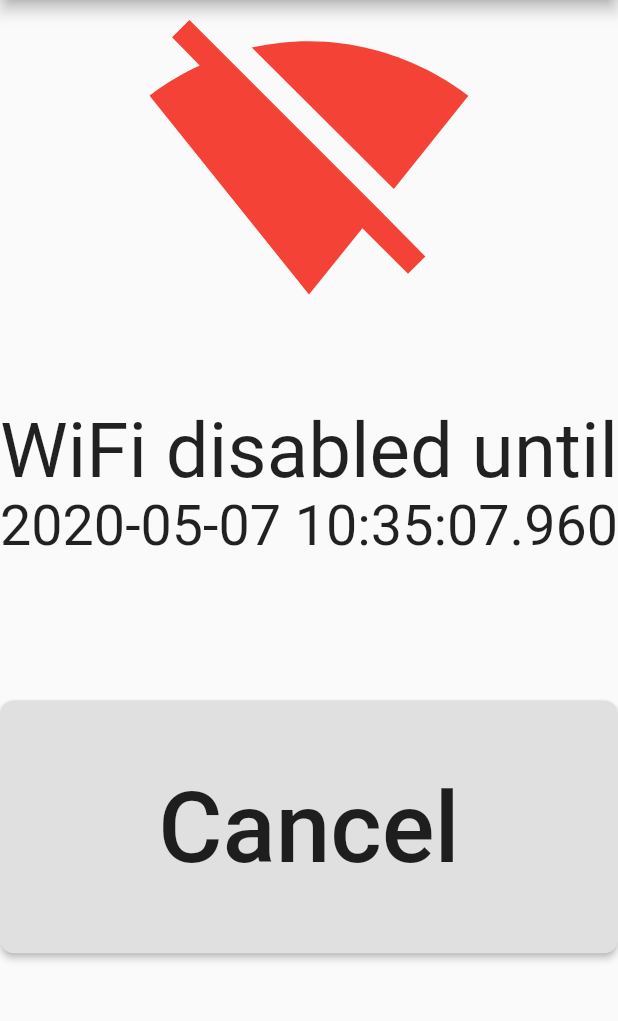
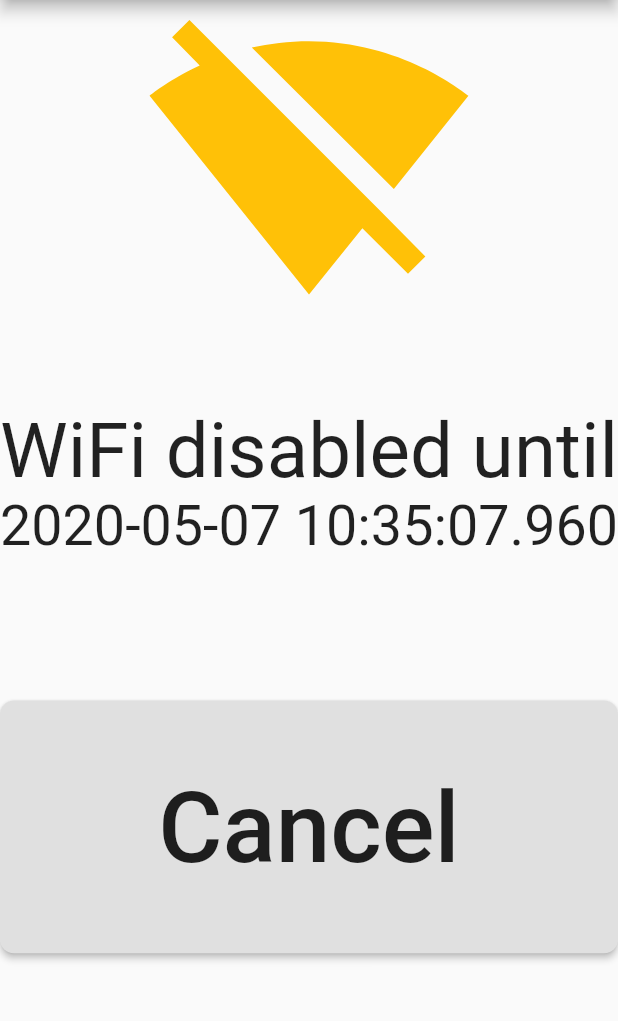
Before and after one commit to davidfung/wifinap, a Flutter app: the screen it shows after launch, after a tap on "Start", on a phone screen of 412 x 824 dp, the part 84-1105 px from its top. Run offline on Flutter 3.47's test engine with Material 2 defaults, Android fonts, the phone set to English and light mode, and no system bars; our stand-ins replace shared_preferences; missing offline and left inert: android_alarm_manager, wifi_iot.

Commit message:
Change WiFi color from yellow to amber

```diff
--- a/lib/widgets/wifistatus.dart
+++ b/lib/widgets/wifistatus.dart
@@ -23,7 +23,7 @@ const Icon wifiOnIcon = Icon(
 const Icon wifiOffIcon = Icon(
   Icons.signal_wifi_off,
   size: iconSize,
-  color: Colors.red,
+  color: Colors.amber,
 );
 
 // Whenever the alarm fires, send a null message to the UI Isolate.
```
Also changed, not shown: 1 other file.
